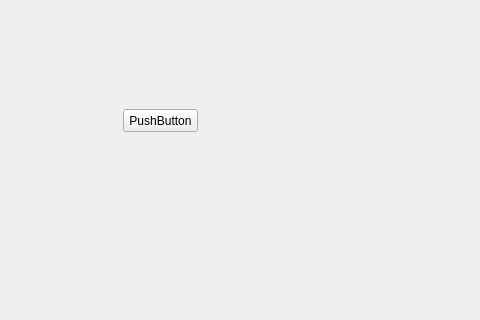
First picture: the form in widget.ui, repository HighBird007/pond, before the edit; both pictures show x 87 to 567 and y 191 to 511 of the 800 by 600 pixel window.
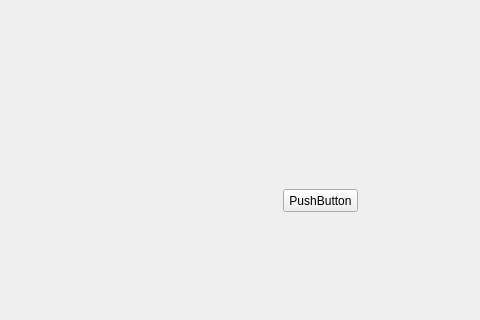
Second picture: the form after the edit. Custom widgets are drawn as their Qt base class.

```diff
--- a/widget.ui
+++ b/widget.ui
@@ -16,8 +16,8 @@
   <widget class="QPushButton" name="goToAdultFishSystem">
    <property name="geometry">
     <rect>
-     <x>210</x>
-     <y>300</y>
+     <x>370</x>
+     <y>380</y>
      <width>75</width>
      <height>23</height>
     </rect>
@@ -36,12 +36,28 @@
     </rect>
    </property>
   </widget>
+  <widget class="fishpond" name="widget_2" native="true">
+   <property name="geometry">
+    <rect>
+     <x>30</x>
+     <y>20</y>
+     <width>391</width>
+     <height>321</height>
+    </rect>
+   </property>
+  </widget>
  </widget>
  <customwidgets>
   <customwidget>
    <class>WasteDischargeValve</class>
    <extends>QWidget</extends>
-   <header location="global">WasteDischargeValve.h</header>
+   <header>WasteDischargeValve.h</header>
+   <container>1</container>
+  </customwidget>
+  <customwidget>
+   <class>fishpond</class>
+   <extends>QWidget</extends>
+   <header location="global">fishpond.h</header>
    <container>1</container>
   </customwidget>
  </customwidgets>
```
